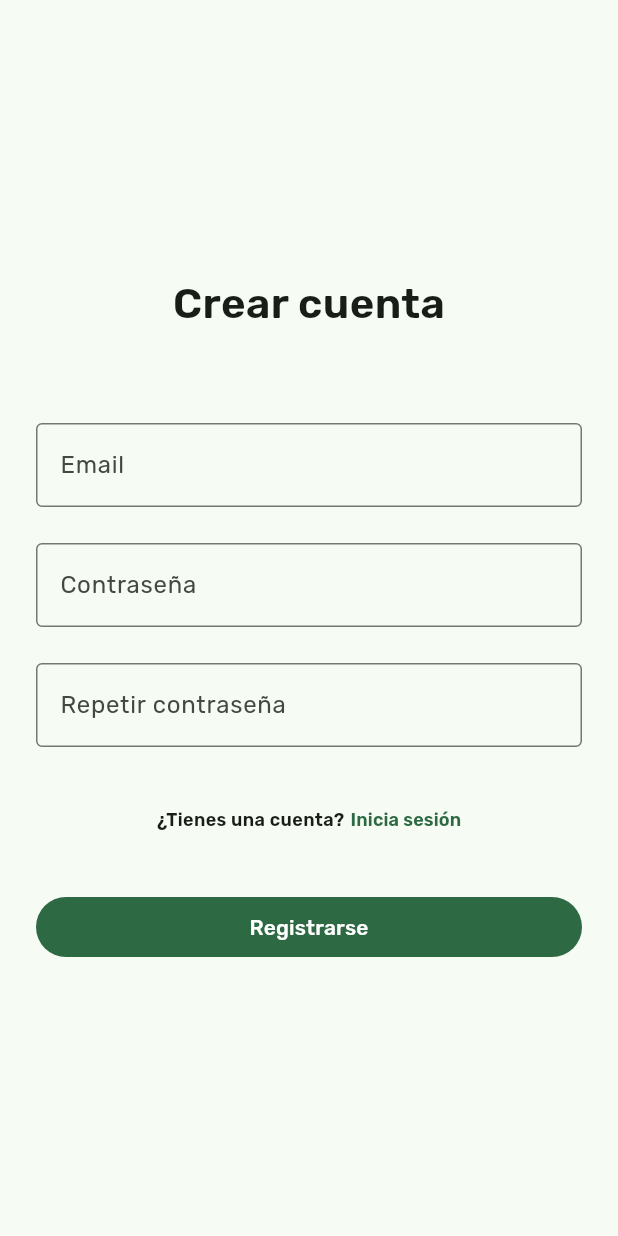
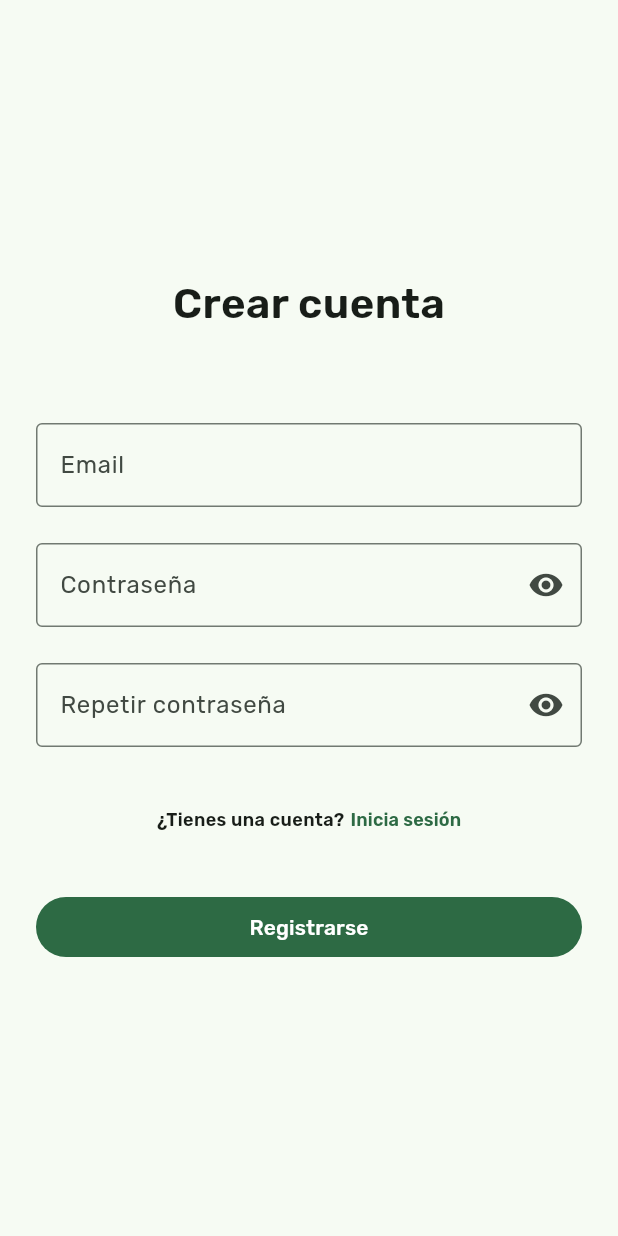
Before and after one commit to HomeyPark/HomeyPark-AppFlutter, a Flutter app: the screen it shows after launch, after a tap on "Registrarse", on a phone screen of 412 x 824 dp. Run offline on Flutter 3.47's test engine with Material 3 defaults, Android fonts, the phone set to English and light mode, and no system bars; our stand-ins replace google_fonts.

Commit message:
feat: add text field controllers for validations in register view

```diff
--- a/lib/views/register.dart
+++ b/lib/views/register.dart
@@ -1,8 +1,20 @@
 import 'package:flutter/material.dart';
 import 'package:flutter/widgets.dart';
 
-class Register extends StatelessWidget {
+class Register extends StatefulWidget {
   const Register({super.key});
+
+  @override
+  State<Register> createState() => _RegisterState();
+}
+
+class _RegisterState extends State<Register> {
+  bool passwordVisible = false;
+  bool repeatPasswordVisible = false;
+
+  final emailFieldController = TextEditingController();
+  final passwordFieldController = TextEditingController();
+  final repeatPasswordFieldController = TextEditingController();
 
   @override
   Widget build(BuildContext context) {
@@ -25,28 +37,55 @@ class Register extends StatelessWidget {
                   ),
                   Container(
                     margin: const EdgeInsets.only(top: 60),
-                    child: const TextField(
-                      obscureText: true,
-                      decoration: InputDecoration(
+                    child: TextField(
+                      controller: emailFieldController,
+                      decoration: const InputDecoration(
                           labelText: 'Email', border: OutlineInputBorder()),
                     ),
                   ),
                   Container(
                     margin: const EdgeInsets.only(top: 24),
-                    child: const TextField(
-                      obscureText: true,
+                    child: TextField(
+                      controller: passwordFieldController,
+                      obscureText: !passwordVisible,
+                      enableSuggestions: false,
+                      autocorrect: false,
+                      obscuringCharacter: "*",
                       decoration: InputDecoration(
-                          labelText: 'Contraseña',
-                          border: OutlineInputBorder()),
+                        labelText: 'Contraseña',
+                        border: const OutlineInputBorder(),
+                        suffixIcon: IconButton(
+                            onPressed: () {
+                              setState(() {
+                                passwordVisible = !passwordVisible;
+                              });
+                            },
+                            icon: Icon(passwordVisible
+                                ? Icons.visibility_off
+                                : Icons.visibility)),
+                      ),
                     ),
                   ),
                   Container(
                     margin: const EdgeInsets.only(top: 24),
-                    child: const TextField(
-                      obscureText: true,
+                    child: TextField(
+                      controller: repeatPasswordFieldController,
+                      obscureText: !repeatPasswordVisible,
+                      enableSuggestions: false,
+                      autocorrect: false,
+                      obscuringCharacter: "*",
                       decoration: InputDecoration(
                         labelText: 'Repetir contraseña',
-                        border: OutlineInputBorder(),
+                        border: const OutlineInputBorder(),
+                        suffixIcon: IconButton(
+                            onPressed: () {
+                              setState(() {
+                                repeatPasswordVisible = !repeatPasswordVisible;
+                              });
+                            },
+                            icon: Icon(repeatPasswordVisible
+                                ? Icons.visibility_off
+                                : Icons.visibility)),
                       ),
                     ),
                   ),
@@ -85,7 +124,14 @@ class Register extends StatelessWidget {
                     width: double.infinity,
                     child: FilledButton(
                       onPressed: () {
-                        Navigator.pushNamed(context, '/home');
+                        print({
+                          "email": emailFieldController.text,
+                          "password": passwordFieldController.text,
+                          "repeatPassword": repeatPasswordFieldController.text
+                        });
+                        emailFieldController.clear();
+                        passwordFieldController.clear();
+                        repeatPasswordFieldController.clear();
                       },
                       child: const Text('Registrarse'),
                     ),
```
